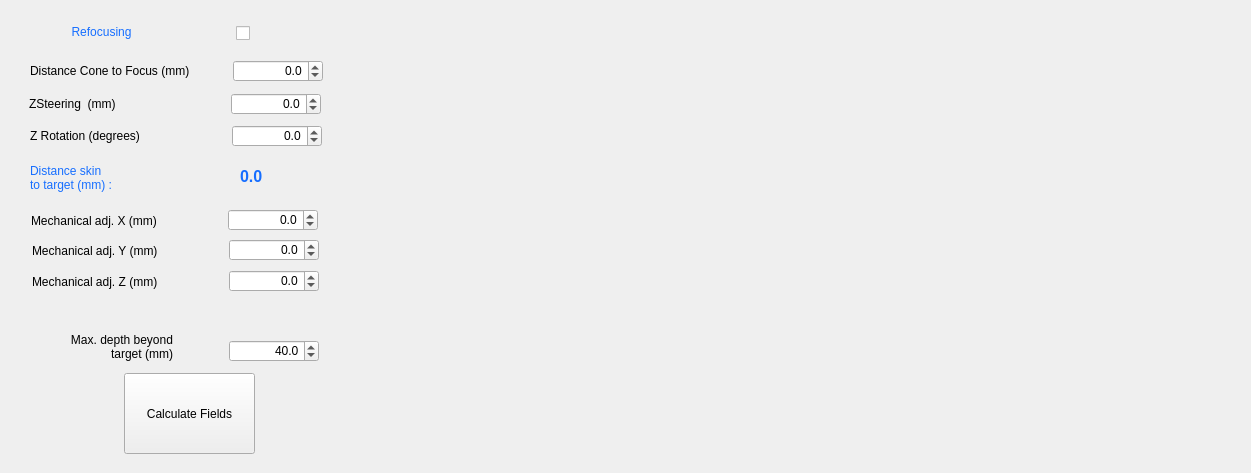
ProteusMRIgHIFU/BabelBrain, file BabelBrain/Babel_H317/form.ui: the form before one commit.
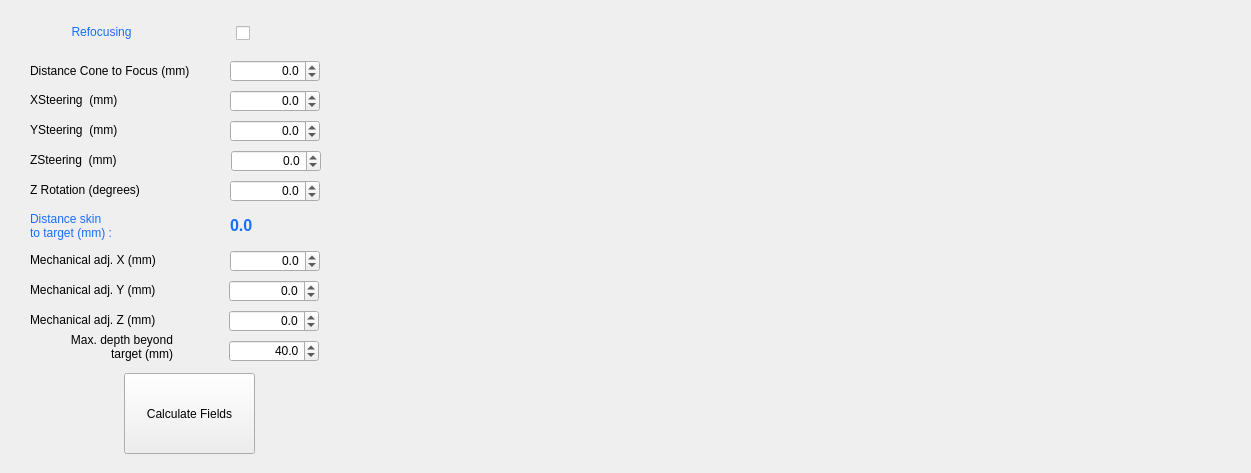
The form after the commit.

```diff
--- a/BabelBrain/Babel_H317/form.ui
+++ b/BabelBrain/Babel_H317/form.ui
@@ -19,8 +19,8 @@
   <widget class="QLabel" name="label_20">
    <property name="geometry">
     <rect>
-     <x>31</x>
-     <y>211</y>
+     <x>30</x>
+     <y>250</y>
      <width>143</width>
      <height>20</height>
     </rect>
@@ -33,7 +33,7 @@
    <property name="geometry">
     <rect>
      <x>231</x>
-     <y>93</y>
+     <y>150</y>
      <width>90</width>
      <height>22</height>
     </rect>
@@ -60,8 +60,8 @@
   <widget class="QLabel" name="label_19">
    <property name="geometry">
     <rect>
-     <x>29</x>
-     <y>94</y>
+     <x>30</x>
+     <y>150</y>
      <width>143</width>
      <height>20</height>
     </rect>
@@ -73,8 +73,8 @@
   <widget class="QLabel" name="DistanceSkinLabel">
    <property name="geometry">
     <rect>
-     <x>240</x>
-     <y>161</y>
+     <x>230</x>
+     <y>210</y>
      <width>76</width>
      <height>31</height>
     </rect>
@@ -96,7 +96,7 @@
    <property name="geometry">
     <rect>
      <x>30</x>
-     <y>162</y>
+     <y>210</y>
      <width>150</width>
      <height>31</height>
     </rect>
@@ -115,8 +115,8 @@
   <widget class="QDoubleSpinBox" name="XMechanicSpinBox">
    <property name="geometry">
     <rect>
-     <x>228</x>
-     <y>209</y>
+     <x>230</x>
+     <y>250</y>
      <width>90</width>
      <height>22</height>
     </rect>
@@ -143,8 +143,8 @@
   <widget class="QLabel" name="label_23">
    <property name="geometry">
     <rect>
-     <x>32</x>
-     <y>241</y>
+     <x>30</x>
+     <y>280</y>
      <width>143</width>
      <height>20</height>
     </rect>
@@ -157,7 +157,7 @@
    <property name="geometry">
     <rect>
      <x>229</x>
-     <y>239</y>
+     <y>280</y>
      <width>90</width>
      <height>22</height>
     </rect>
@@ -213,8 +213,8 @@
   <widget class="QLabel" name="label_24">
    <property name="geometry">
     <rect>
-     <x>32</x>
-     <y>272</y>
+     <x>30</x>
+     <y>310</y>
      <width>143</width>
      <height>20</height>
     </rect>
@@ -227,7 +227,7 @@
    <property name="geometry">
     <rect>
      <x>229</x>
-     <y>270</y>
+     <y>310</y>
      <width>90</width>
      <height>22</height>
     </rect>
@@ -294,7 +294,7 @@
   <widget class="QDoubleSpinBox" name="DistanceConeToFocusSpinBox">
    <property name="geometry">
     <rect>
-     <x>233</x>
+     <x>230</x>
      <y>60</y>
      <width>90</width>
      <height>22</height>
@@ -336,7 +336,7 @@
    <property name="geometry">
     <rect>
      <x>30</x>
-     <y>126</y>
+     <y>180</y>
      <width>143</width>
      <height>20</height>
     </rect>
@@ -348,8 +348,8 @@
   <widget class="QDoubleSpinBox" name="ZRotationSpinBox">
    <property name="geometry">
     <rect>
-     <x>232</x>
-     <y>125</y>
+     <x>230</x>
+     <y>180</y>
      <width>90</width>
      <height>22</height>
     </rect>
@@ -418,6 +418,82 @@
     <double>40.000000000000000</double>
    </property>
   </widget>
+  <widget class="QDoubleSpinBox" name="YSteeringSpinBox">
+   <property name="geometry">
+    <rect>
+     <x>230</x>
+     <y>120</y>
+     <width>90</width>
+     <height>22</height>
+    </rect>
+   </property>
+   <property name="alignment">
+    <set>Qt::AlignRight|Qt::AlignTrailing|Qt::AlignVCenter</set>
+   </property>
+   <property name="decimals">
+    <number>1</number>
+   </property>
+   <property name="minimum">
+    <double>-5.000000000000000</double>
+   </property>
+   <property name="maximum">
+    <double>5.000000000000000</double>
+   </property>
+   <property name="singleStep">
+    <double>0.100000000000000</double>
+   </property>
+  </widget>
+  <widget class="QLabel" name="label_28">
+   <property name="geometry">
+    <rect>
+     <x>30</x>
+     <y>120</y>
+     <width>143</width>
+     <height>20</height>
+    </rect>
+   </property>
+   <property name="text">
+    <string>YSteering  (mm)</string>
+   </property>
+  </widget>
+  <widget class="QDoubleSpinBox" name="XSteeringSpinBox">
+   <property name="geometry">
+    <rect>
+     <x>230</x>
+     <y>90</y>
+     <width>90</width>
+     <height>22</height>
+    </rect>
+   </property>
+   <property name="alignment">
+    <set>Qt::AlignRight|Qt::AlignTrailing|Qt::AlignVCenter</set>
+   </property>
+   <property name="decimals">
+    <number>1</number>
+   </property>
+   <property name="minimum">
+    <double>-5.000000000000000</double>
+   </property>
+   <property name="maximum">
+    <double>5.000000000000000</double>
+   </property>
+   <property name="singleStep">
+    <double>0.100000000000000</double>
+   </property>
+  </widget>
+  <widget class="QLabel" name="label_29">
+   <property name="geometry">
+    <rect>
+     <x>30</x>
+     <y>90</y>
+     <width>143</width>
+     <height>20</height>
+    </rect>
+   </property>
+   <property name="text">
+    <string>XSteering  (mm)</string>
+   </property>
+  </widget>
  </widget>
  <resources/>
  <connections/>
```
